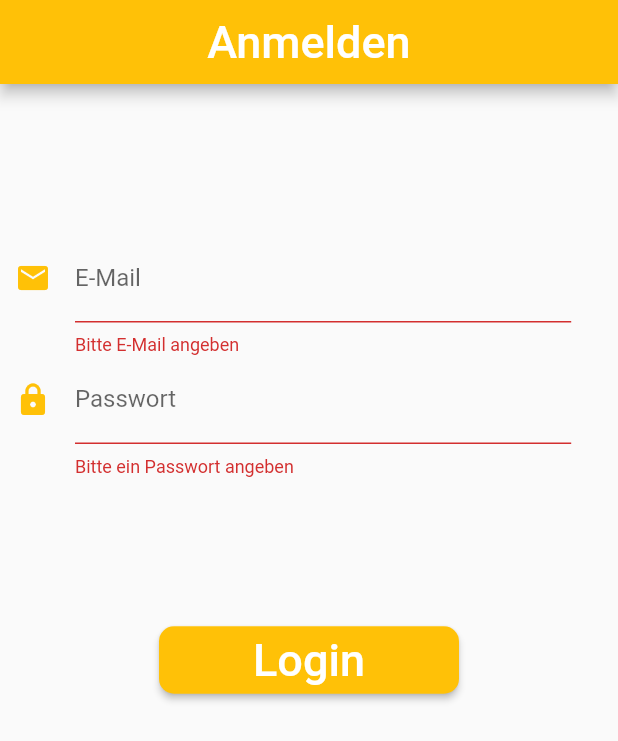
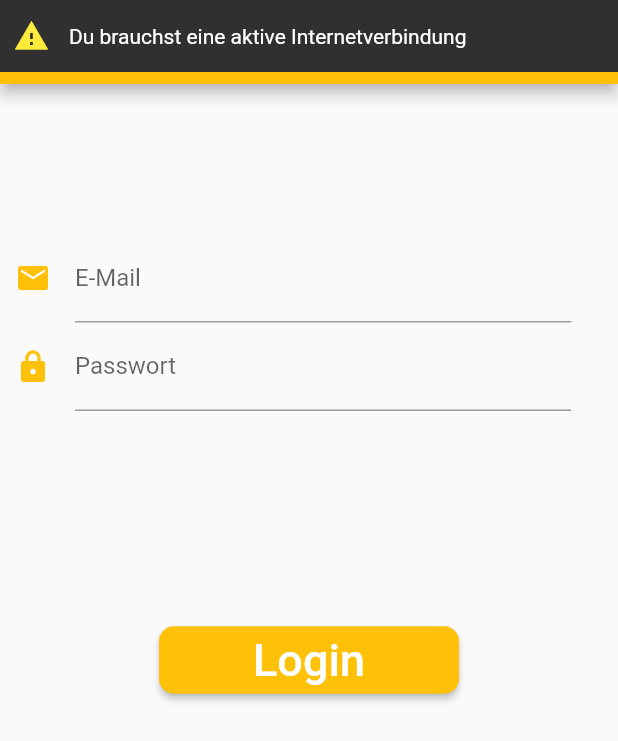
Before and after one commit to Prismatier8/myFirestoreFitnessApp, a Flutter app: the screen it shows after launch, after a tap on "Login", on a phone screen of 412 x 824 dp. Shown: the top 741 px of the screen. Run offline on Flutter 3.47's test engine with Material 2 defaults, Android fonts, the phone set to English and light mode, and no system bars; our stand-ins replace audioplayers, auto_size_text, cached_network_image, cloud_firestore, firebase_auth, firebase_storage and 2 more; accounts and stored records are empty.

Commit message:
:fix: Fix bug that caused failed login

```diff
--- a/lib/pages/loginPage/loginPage.dart
+++ b/lib/pages/loginPage/loginPage.dart
@@ -12,7 +12,16 @@ class LoginPage extends StatefulWidget {
 
 class _LoginPageState extends State<LoginPage> {
   final _formKey = GlobalKey<FormState>();
-
+  FocusNode _focusNode;
+  void initState() {
+    _focusNode = FocusNode();
+    super.initState();
+  }
+  @override
+  void dispose() {
+    _focusNode.dispose();
+    super.dispose();
+  }
   @override
   Widget build(BuildContext context) {
     return Scaffold(
@@ -37,8 +46,8 @@ class _LoginPageState extends State<LoginPage> {
                   padding: EdgeInsets.only(left: 10, right: 25, top: 100),
                   child: Column(
                     children: <Widget>[
-                      LoginEmailFormField(),
-                      LoginPasswordFormField(),
+                      LoginEmailFormField(focusNode: _focusNode,),
+                      LoginPasswordFormField(focusNode: _focusNode,),
                     ],
                   ),
                 ),
@@ -48,7 +57,6 @@ class _LoginPageState extends State<LoginPage> {
                     MediaQuery.of(context).padding.top) *
                     0.05,
               ),
-
             ],
           ),
           Align(
@@ -56,9 +64,7 @@ class _LoginPageState extends State<LoginPage> {
             child: LoginButton(_formKey
             ),
           ),
-
         ],
-
       ),
     );
   }
--- a/lib/pages/loginPage/widgets/loginButton.dart
+++ b/lib/pages/loginPage/widgets/loginButton.dart
@@ -1,7 +1,9 @@
 
 import 'dart:io';
 
+import 'package:flushbar/flushbar.dart';
 import 'package:flutter/material.dart';
+import 'package:myfitnessmotivation/globalWidgets/loadingOverlay.dart';
 import 'package:myfitnessmotivation/pages/loginPage/provider/accessHandler.dart';
 import 'package:myfitnessmotivation/services/auth/authentication.dart';
 import 'package:provider/provider.dart';
@@ -36,25 +38,33 @@ class LoginButton extends StatelessWidget {
   ///tries to login user, if error, show error message,
   ///if successful show homePage
   _tryLogin(BuildContext context) async {
-    if (_formKey.currentState.validate()) {
+
+    try{
+      await InternetAddress.lookup("example.com");
+      if(_formKey.currentState.validate()){
         final accessHandler = Provider.of<AccessHandler>(context, listen: false);
         final auth = Provider.of<Authentication>(context, listen: false);
-
+        Navigator.of(context).push(LoadingOverlay());
         auth.userSignIn(accessHandler.loginEmail, accessHandler.loginPassword)
             .then((value) {
+          Navigator.of(context).pop();
           _showHomePage(accessHandler);
         }).catchError((error) async {
-        try{
-          await InternetAddress.lookup("example.com");
-
-        } on SocketException catch(_){
-          final snackBar = SnackBar(content: Text("Keine Internetverbindung"));
-          Scaffold.of(context).showSnackBar(snackBar);
-          return;
-        }
+          Navigator.of(context).pop();
           _showErrorWarning(accessHandler);
         });
       }
+    } on SocketException catch(_){
+      _showSnackBar(context);
+    }
+  }
+  _showSnackBar(BuildContext context){
+    Flushbar(
+      icon: Icon(Icons.warning, color: Colors.yellow,),
+      message: "Du brauchst eine aktive Internetverbindung",
+      flushbarPosition: FlushbarPosition.TOP,
+      duration: Duration(seconds: 3),
+    )..show(context);
   }
   ///Show defined homePage when userSignIn was successful
   _showHomePage(AccessHandler accessHandler) {
--- a/lib/pages/loginPage/widgets/loginEmailFormField.dart
+++ b/lib/pages/loginPage/widgets/loginEmailFormField.dart
@@ -3,6 +3,8 @@ import 'package:myfitnessmotivation/pages/loginPage/provider/accessHandler.dart'
 import 'package:provider/provider.dart';
 
 class LoginEmailFormField extends StatefulWidget {
+  final FocusNode focusNode;
+  LoginEmailFormField({this.focusNode});
   @override
   _LoginEmailFormFieldState createState() => _LoginEmailFormFieldState();
 }
@@ -17,6 +19,13 @@ class _LoginEmailFormFieldState extends State<LoginEmailFormField> {
         keyboardType: TextInputType.emailAddress,
         onChanged: (email){
           accessHandler.setEmail(email);
+        },
+        onFieldSubmitted: (value){
+          if(value.isNotEmpty){
+            if(widget.focusNode != null){
+              FocusScope.of(context).requestFocus(widget.focusNode);
+            }
+          }
         },
         validator: (email){
           if(email.isEmpty){
--- a/lib/pages/loginPage/widgets/loginPasswordFormField.dart
+++ b/lib/pages/loginPage/widgets/loginPasswordFormField.dart
@@ -4,17 +4,21 @@ import 'package:provider/provider.dart';
 
 
 class LoginPasswordFormField extends StatefulWidget {
+  final FocusNode focusNode;
+  LoginPasswordFormField({this.focusNode});
   @override
   _LoginPasswordFormFieldState createState() => _LoginPasswordFormFieldState();
 }
 
 class _LoginPasswordFormFieldState extends State<LoginPasswordFormField> {
+
   @override
   Widget build(BuildContext context) {
     final accessHandler = Provider.of<AccessHandler>(context, listen: false);
     return Container(
       width: MediaQuery.of(context).size.width * 0.9,
       child: TextFormField(
+        focusNode: widget.focusNode,
         onChanged: (password){
           accessHandler.setPassword(password);
         },
--- a/pubspec.yaml
+++ b/pubspec.yaml
@@ -36,6 +36,7 @@ dependencies:
   firebase_auth: ^0.16.1
   audio_service: ^0.8.0
   workmanager: ^0.2.2
+  flushbar: ^1.10.4
 
 dev_dependencies:
   flutter_test:
```
Also changed, not shown: pubspec.lock. Lines whose indentation alone changed are shown as unchanged.
